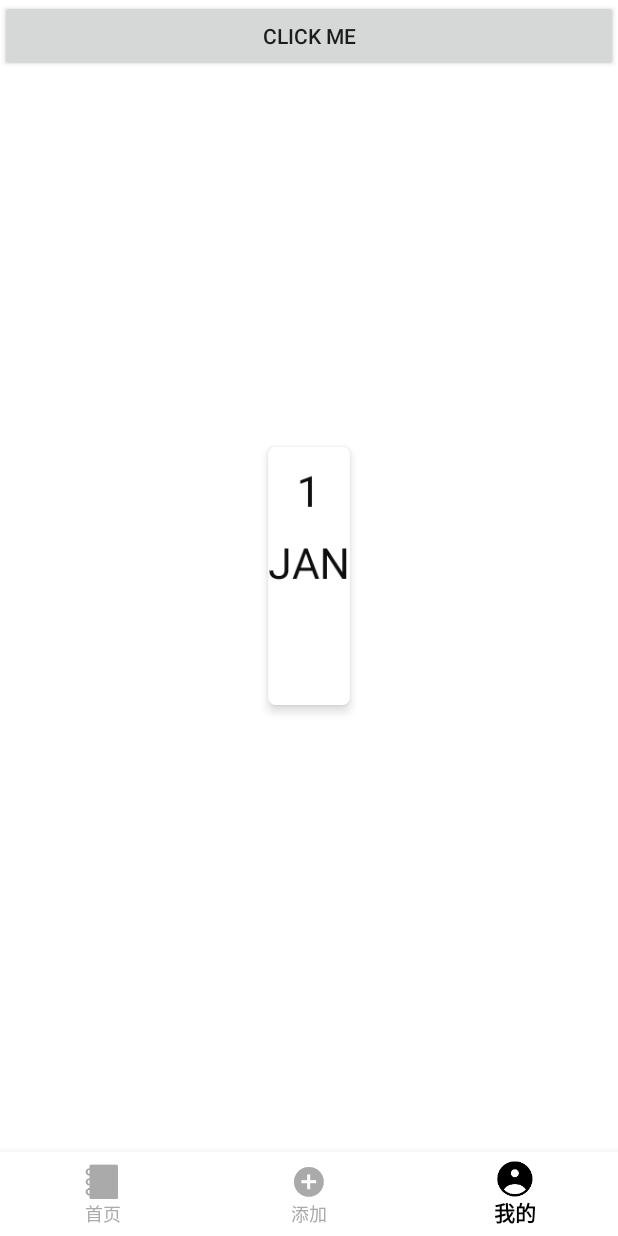
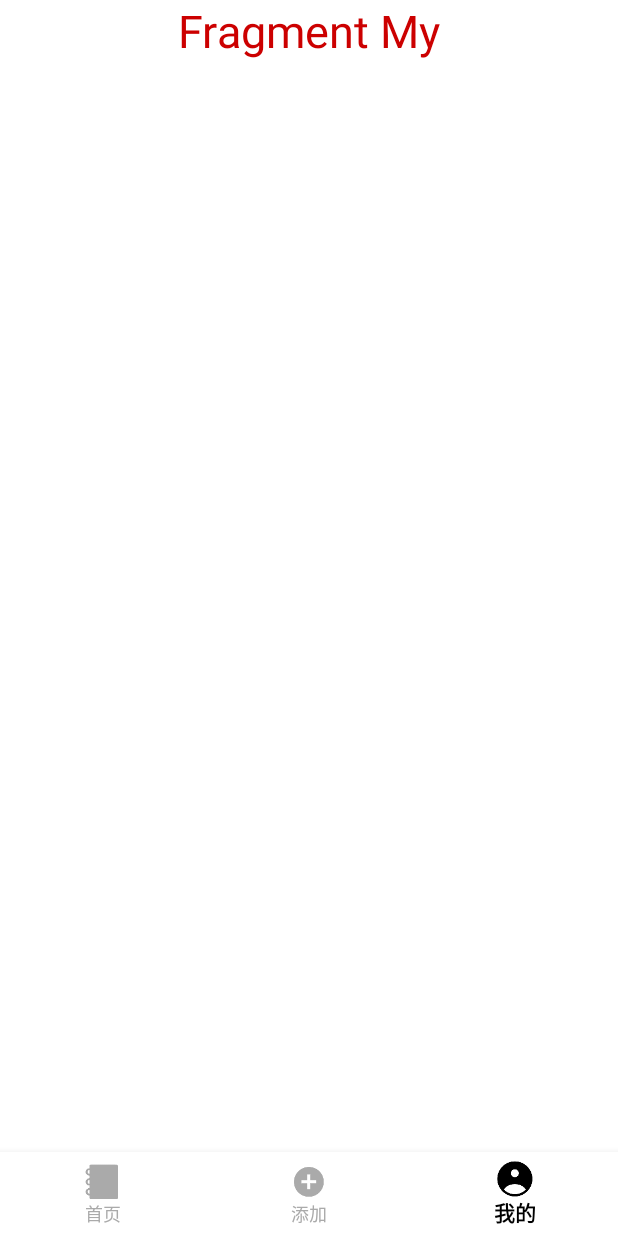
Before and after one commit to Zoeie/zoe_diary_app, an Android app: the screen it shows after launch (DiaryActivity), item 3 of the bottom bar chosen, on a phone screen of 412 x 824 dp. Run offline under Robolectric (Android 15) with nearby library versions, the phone set to English and light mode, and no system bars; our stand-ins replace ButterKnife, RxJava; libraries missing offline, so code that uses them is left out: com.chad.library; 2 statements that could not run were skipped.

Commit message:
完善主页UI

```diff
--- a/app/src/main/java/com/zoe/diary/DiaryActivity.java
+++ b/app/src/main/java/com/zoe/diary/DiaryActivity.java
@@ -15,6 +15,8 @@ import com.zoe.diary.net.response.DiaryListResponse;
 import com.zoe.diary.ui.activity.DiaryEditActivity;
 import com.zoe.diary.ui.activity.base.BaseMVPActivity;
 import com.zoe.diary.ui.fragment.DiaryFragment;
+import com.zoe.diary.ui.fragment.MyFragment;
+import com.zoe.diary.utils.LogUtil;
 
 import butterknife.BindView;
 import butterknife.OnClick;
@@ -33,21 +35,20 @@ public class DiaryActivity extends BaseMVPActivity<DiaryPresenter, DiaryContract
         public boolean onNavigationItemSelected(@NonNull MenuItem item) {
             switch (item.getItemId()) {
                 case R.id.navigation_home:
+                    LogUtil.d("navigation_home lastFragment:" + lastFragment);
                     if (lastFragment != 0) {
                         switchFragment(lastFragment, 0);
                         lastFragment = 0;
                     }
                     return true;
                 case R.id.navigation_buy:
+                    startActivity(new Intent(DiaryActivity.this, DiaryEditActivity.class));
+                    return true;
+                case R.id.navigation_user:
+                    LogUtil.d("navigation_user lastFragment:" + lastFragment);
                     if (lastFragment != 1) {
                         switchFragment(lastFragment, 1);
                         lastFragment = 1;
-                    }
-                    return true;
-                case R.id.navigation_user:
-                    if (lastFragment != 2) {
-                        switchFragment(lastFragment, 2);
-                        lastFragment = 2;
                     }
                     return true;
             }
@@ -68,15 +69,14 @@ public class DiaryActivity extends BaseMVPActivity<DiaryPresenter, DiaryContract
     }
 
     private void initView() {
-        Fragment headFragment = DiaryFragment.getInstance("Fragment 一");
-        Fragment orderFragment = DiaryFragment.getInstance("Fragment 二");
-        Fragment userFragment = DiaryFragment.getInstance("Fragment 三");
-        fragmentList = new Fragment[]{headFragment, orderFragment, userFragment};
+        Fragment diaryFragment = DiaryFragment.getInstance("Fragment Diary");
+        Fragment myFragment = MyFragment.getInstance("Fragment My");
+        fragmentList = new Fragment[]{diaryFragment, myFragment};
         lastFragment = 0;
         //为navigationView设置点击事件
         navigationView.setOnNavigationItemSelectedListener(mOnNavigationItemSelectedListener);
         //设置默认页面为headFragment
-        getSupportFragmentManager().beginTransaction().replace(R.id.fl_main, headFragment).show(headFragment).commit();
+        getSupportFragmentManager().beginTransaction().replace(R.id.fl_main, diaryFragment).show(diaryFragment).commit();
         navigationView.setSelectedItemId(R.id.navigation_home);
     }
 
@@ -107,12 +107,8 @@ public class DiaryActivity extends BaseMVPActivity<DiaryPresenter, DiaryContract
         if (!fragmentList[index].isAdded()) {
             transaction.add(R.id.fl_main, fragmentList[index]);
         }
+        LogUtil.d("lastFragment:" + lastFragment + ",index:" + index);
         //根据角标将fragment显示出来
         transaction.show(fragmentList[index]).commitAllowingStateLoss();
     }
-
-    @OnClick(R.id.btn_test)
-    public void click() {
-        startActivity(new Intent(this, DiaryEditActivity.class));
-    }
 }
--- a/app/src/main/java/com/zoe/diary/ui/fragment/DiaryFragment.java
+++ b/app/src/main/java/com/zoe/diary/ui/fragment/DiaryFragment.java
@@ -25,9 +25,6 @@ import butterknife.BindView;
  */
 
 public class DiaryFragment extends BaseFragment {
-
-    @BindView(R.id.tv_text)
-    TextView tvText;
 
     @BindView(R.id.view_pager)
     ViewPager viewPager;
@@ -74,10 +71,10 @@ public class DiaryFragment extends BaseFragment {
     }
 
     private void initView() {
-        tvText.setText(tag);
         viewPager.setOffscreenPageLimit(3);
         viewPager.setPageTransformer(false, new DiaryPageTranform());
         DiaryAdapter diaryAdapter = new DiaryAdapter(getChildFragmentManager(), fragmentList);
         viewPager.setAdapter(diaryAdapter);
+        viewPager.setCurrentItem(Calendar.getInstance().get(Calendar.MONTH));
     }
 }
--- /dev/null
+++ b/app/src/main/java/com/zoe/diary/ui/fragment/MyFragment.java
@@ -0,0 +1,53 @@
+package com.zoe.diary.ui.fragment;
+
+import android.os.Bundle;
+import android.widget.TextView;
+
+import androidx.annotation.Nullable;
+
+import com.zoe.diary.R;
+import com.zoe.diary.ui.fragment.base.BaseFragment;
+import com.zoe.diary.utils.LogUtil;
+
+import butterknife.BindView;
+
+public class MyFragment extends BaseFragment {
+
+    private static final String KEY_TAG = "KEY_TAG";
+    private String tag = "";
+
+    @BindView(R.id.tv_text)
+    TextView tvText;
+
+    public static MyFragment getInstance(String tag) {
+        LogUtil.d("tag:" + tag);
+        MyFragment myFragment = new MyFragment();
+        Bundle bundle = new Bundle();
+        bundle.putString(KEY_TAG, tag);
+        myFragment.setArguments(bundle);
+        return myFragment;
+    }
+
+    @Override
+    public void onActivityCreated(@Nullable Bundle savedInstanceState) {
+        super.onActivityCreated(savedInstanceState);
+        initData();
+        initView();
+    }
+
+    private void initData() {
+        Bundle arguments = getArguments();
+        if (arguments != null) {
+            tag = arguments.getString(KEY_TAG);
+        }
+    }
+
+    private void initView() {
+        tvText.setText(tag);
+    }
+
+    @Override
+    protected int getLayoutResource() {
+        return R.layout.fragment_my;
+    }
+}
--- a/app/src/main/res/layout/activity_main.xml
+++ b/app/src/main/res/layout/activity_main.xml
@@ -14,12 +14,6 @@
         android:layout_height="match_parent"
         android:layout_above="@id/bnv_main" />
 
-    <Button
-        android:id="@+id/btn_test"
-        android:text="click me"
-        android:layout_width="match_parent"
-        android:layout_height="wrap_content"/>
-
     <com.google.android.material.bottomnavigation.BottomNavigationView
         android:id="@+id/bnv_main"
         android:layout_width="match_parent"
--- a/app/src/main/res/layout/fragment_diary.xml
+++ b/app/src/main/res/layout/fragment_diary.xml
@@ -4,15 +4,6 @@
     android:background="@color/color_E6FFFFFF"
     android:layout_width="match_parent"
     android:layout_height="match_parent">
-
-    <TextView
-        android:id="@+id/tv_text"
-        android:layout_width="wrap_content"
-        android:layout_height="wrap_content"
-        android:layout_centerHorizontal="true"
-        android:textColor="@android:color/holo_red_dark"
-        android:textSize="30sp"
-        tools:text="Fragment" />
 
     <androidx.viewpager.widget.ViewPager
         android:id="@+id/view_pager"
--- /dev/null
+++ b/app/src/main/res/layout/fragment_my.xml
@@ -0,0 +1,14 @@
+<?xml version="1.0" encoding="utf-8"?>
+<RelativeLayout xmlns:android="http://schemas.android.com/apk/res/android"
+    android:layout_width="match_parent"
+    android:layout_height="match_parent"
+    xmlns:tools="http://schemas.android.com/tools">
+    <TextView
+        android:id="@+id/tv_text"
+        android:layout_width="wrap_content"
+        android:layout_height="wrap_content"
+        android:layout_centerHorizontal="true"
+        android:textColor="@android:color/holo_red_dark"
+        android:textSize="30sp"
+        tools:text="Fragment" />
+</RelativeLayout>
```
